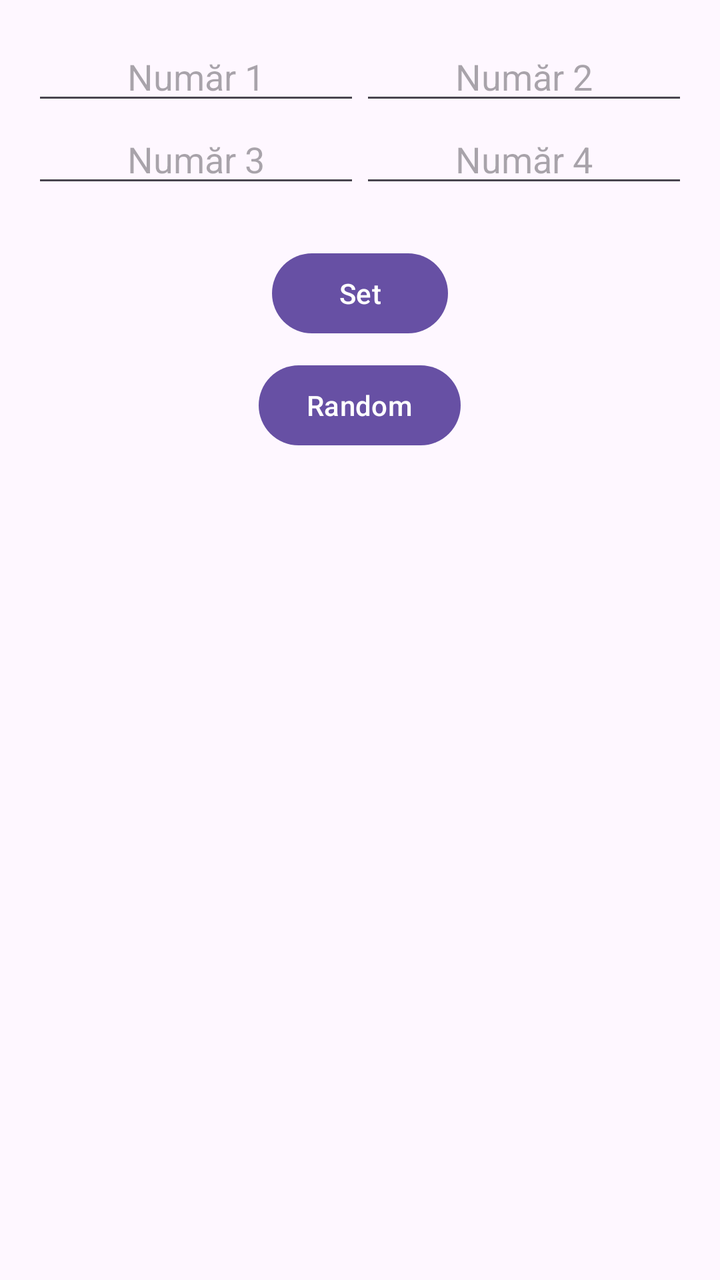
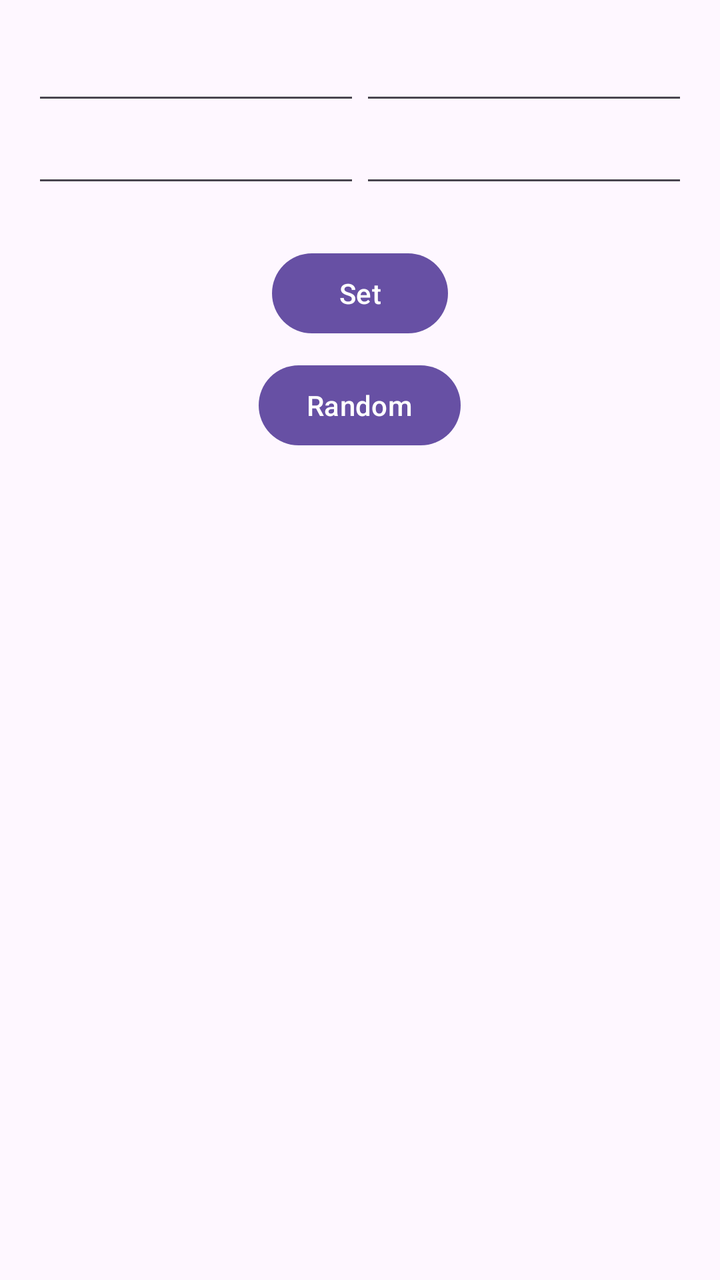

Compare the two renders of this Android layout. The source of the first and the diff that turns it into the second are given below.
<!-- AndroidManifest.xml: application theme Theme.PracticalTest01Var07 -->
<!-- res/layout/activity_practical_test01_var07_main.xml -->
<?xml version="1.0" encoding="utf-8"?>
<LinearLayout xmlns:android="http://schemas.android.com/apk/res/android"
    xmlns:tools="http://schemas.android.com/tools"
    android:id="@+id/main"
    android:layout_width="match_parent"
    android:layout_height="match_parent"
    android:orientation="vertical"
    android:padding="16dp"
    tools:context=".PracticalTest01Var07MainActivity">

    <TableLayout
        android:id="@+id/tableLayout"
        android:layout_width="match_parent"
        android:layout_height="wrap_content"
        android:stretchColumns="0,1"
        android:layout_marginBottom="16dp">

        <TableRow
            android:layout_width="match_parent"
            android:layout_height="wrap_content">

            <EditText
                android:id="@+id/editText1"
                android:layout_width="0dp"
                android:layout_height="wrap_content"
                android:layout_weight="1"
                android:inputType="number"
                android:hint="@string/hint_text_1"
                android:gravity="center" />

            <EditText
                android:id="@+id/editText2"
                android:layout_width="0dp"
                android:layout_height="wrap_content"
                android:layout_weight="1"
                android:inputType="number"
                android:hint="@string/hint_text_2"
                android:gravity="center" />
        </TableRow>

        <TableRow
            android:layout_width="match_parent"
            android:layout_height="wrap_content">

            <EditText
                android:id="@+id/editText3"
                android:layout_width="0dp"
                android:layout_height="wrap_content"
                android:layout_weight="1"
                android:inputType="number"
                android:hint="@string/hint_text_3"
                android:gravity="center" />

            <EditText
                android:id="@+id/editText4"
                android:layout_width="0dp"
                android:layout_height="wrap_content"
                android:layout_weight="1"
                android:inputType="number"
                android:hint="@string/hint_text_4"
                android:gravity="center" />
        </TableRow>
    </TableLayout>

    <Button
        android:id="@+id/buttonSet"
        android:layout_width="wrap_content"
        android:layout_height="wrap_content"
        android:layout_gravity="center_horizontal"
        android:layout_marginTop="8dp"
        android:text="@string/button_set_text" />

    <Button
        android:id="@+id/buttonRandom"
        android:layout_width="wrap_content"
        android:layout_height="wrap_content"
        android:layout_gravity="center_horizontal"
        android:layout_marginTop="8dp"
        android:text="@string/button_random_text" />

</LinearLayout>
<!-- resources referenced by this layout -->
<resources>
  <string name="button_random_text">Random</string>
  <string name="button_set_text">Set</string>
  <string name="hint_text_1">Număr 1</string>
  <string name="hint_text_2">Număr 2</string>
  <string name="hint_text_3">Număr 3</string>
  <string name="hint_text_4">Număr 4</string>
  <style name="Theme.PracticalTest01Var07" parent="Base.Theme.PracticalTest01Var07" />
  <style name="Base.Theme.PracticalTest01Var07" parent="Theme.Material3.DayNight.NoActionBar">
          
          
      </style>
</resources>

<!-- the commit's change to res/layout/activity_practical_test01_var07_main.xml (unified diff, before → after) -->
@@ -24,8 +24,6 @@
                 android:layout_width="0dp"
                 android:layout_height="wrap_content"
                 android:layout_weight="1"
-                android:inputType="number"
-                android:hint="@string/hint_text_1"
                 android:gravity="center" />
 
             <EditText
@@ -33,8 +31,6 @@
                 android:layout_width="0dp"
                 android:layout_height="wrap_content"
                 android:layout_weight="1"
-                android:inputType="number"
-                android:hint="@string/hint_text_2"
                 android:gravity="center" />
         </TableRow>
 
@@ -47,8 +43,6 @@
                 android:layout_width="0dp"
                 android:layout_height="wrap_content"
                 android:layout_weight="1"
-                android:inputType="number"
-                android:hint="@string/hint_text_3"
                 android:gravity="center" />
 
             <EditText
@@ -56,8 +50,6 @@
                 android:layout_width="0dp"
                 android:layout_height="wrap_content"
                 android:layout_weight="1"
-                android:inputType="number"
-                android:hint="@string/hint_text_4"
                 android:gravity="center" />
         </TableRow>
     </TableLayout>
@@ -68,7 +60,7 @@
         android:layout_height="wrap_content"
         android:layout_gravity="center_horizontal"
         android:layout_marginTop="8dp"
-        android:text="@string/button_set_text" />
+        android:text="Set" />
 
     <Button
         android:id="@+id/buttonRandom"
@@ -76,6 +68,6 @@
         android:layout_height="wrap_content"
         android:layout_gravity="center_horizontal"
         android:layout_marginTop="8dp"
-        android:text="@string/button_random_text" />
+        android:text="Random" />
 
 </LinearLayout>
<!-- resource entries referenced after the edit -->
@@ -1,11 +1,5 @@
 <!-- resources referenced by this layout -->
 <resources>
-  <string name="button_random_text">Random</string>
-  <string name="button_set_text">Set</string>
-  <string name="hint_text_1">Număr 1</string>
-  <string name="hint_text_2">Număr 2</string>
-  <string name="hint_text_3">Număr 3</string>
-  <string name="hint_text_4">Număr 4</string>
   <style name="Theme.PracticalTest01Var07" parent="Base.Theme.PracticalTest01Var07" />
   <style name="Base.Theme.PracticalTest01Var07" parent="Theme.Material3.DayNight.NoActionBar">
           
